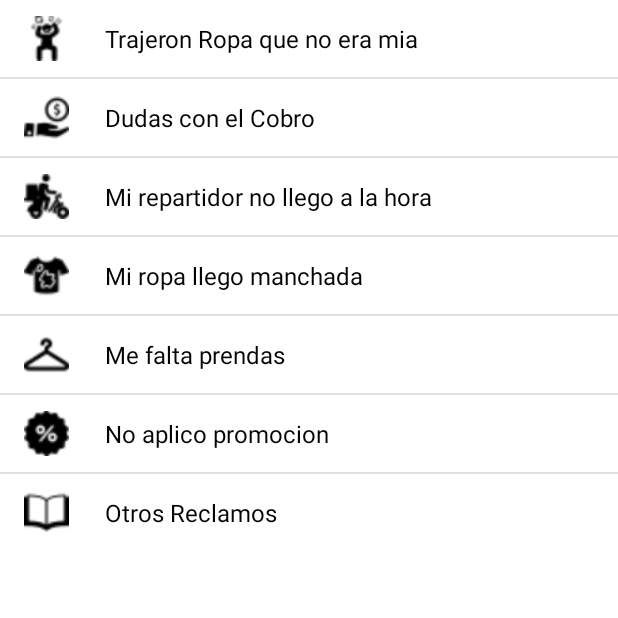
After one commit to gpillaca91/ProyectoAndroid_Lavanderia_UPC, an Android app: the fragment ReclamoFragment shown on its own in the app's theme, on a phone screen of 412 x 824 dp, the top half of it. The commit adds this screen. Run offline under Robolectric (Android 15) with nearby library versions, the phone set to English and light mode, and no system bars.

Commit message:
Se agreado-LISTA RECLAMOS

```diff
--- a/app/src/main/java/com/example/proyectolavanderia/MainActivity.java
+++ b/app/src/main/java/com/example/proyectolavanderia/MainActivity.java
@@ -45,7 +45,7 @@ public class MainActivity extends AppCompatActivity {
         // menu should be considered as top level destinations.
         mAppBarConfiguration = new AppBarConfiguration.Builder(
                 R.id.nav_home, R.id.nav_gallery, R.id.nav_slideshow,
-                R.id.nav_tools, R.id.nav_share, R.id.nav_send)
+                R.id.nav_tools,R.id.nav_reclamo, R.id.nav_share, R.id.nav_send)
                 .setDrawerLayout(drawer)
                 .build();
         NavController navController = Navigation.findNavController(this, R.id.nav_host_fragment);
--- a/app/src/main/java/com/example/proyectolavanderia/data/LoginDataSource.java
+++ b/app/src/main/java/com/example/proyectolavanderia/data/LoginDataSource.java
@@ -16,7 +16,7 @@ public class LoginDataSource {
             LoggedInUser fakeUser =
                     new LoggedInUser(
                             java.util.UUID.randomUUID().toString(),
-                            "Jane Doe");
+                            "Gianmaco Pillaca");
             return new Result.Success<>(fakeUser);
         } catch (Exception e) {
             return new Result.Error(new IOException("Error logging in", e));
--- /dev/null
+++ b/app/src/main/java/com/example/proyectolavanderia/ui/reclamo/ListViewAdapter.java
@@ -0,0 +1,61 @@
+package com.example.proyectolavanderia.ui.reclamo;
+import android.content.Context;
+import android.view.LayoutInflater;
+import android.view.View;
+import android.view.ViewGroup;
+import android.widget.BaseAdapter;
+import android.widget.ImageView;
+import android.widget.TextView;
+
+import com.example.proyectolavanderia.R;
+
+public class ListViewAdapter extends BaseAdapter {
+    // Declare Variables
+    Context context;
+    String[] titulos;
+    int[] imagenes;
+    LayoutInflater inflater;
+
+    public ListViewAdapter(Context context, String[] titulos, int[] imagenes) {
+        this.context = context;
+        this.titulos = titulos;
+        this.imagenes = imagenes;
+    }
+
+    @Override
+    public int getCount() {
+        return titulos.length;
+    }
+
+    @Override
+    public Object getItem(int position) {
+        return null;
+    }
+
+    @Override
+    public long getItemId(int position) {
+        return 0;
+    }
+
+    public View getView(int position, View convertView, ViewGroup parent) {
+
+        // Declare Variables
+        TextView txtTitulo;
+        ImageView imgImg;
+
+        //http://developer.android.com/intl/es/reference/android/view/LayoutInflater.html
+        inflater = (LayoutInflater) context.getSystemService(Context.LAYOUT_INFLATER_SERVICE);
+
+        View itemView = inflater.inflate(R.layout.lista_row , parent, false);
+
+        // Locate the TextViews in listview_item.xml
+        txtTitulo = (TextView) itemView.findViewById(R.id.list_row_title);
+        imgImg = (ImageView) itemView.findViewById(R.id.list_row_image);
+
+        // Capture position and set to the TextViews
+        txtTitulo.setText(titulos[position]);
+        imgImg.setImageResource(imagenes[position]);
+
+        return itemView;
+    }
+}
--- /dev/null
+++ b/app/src/main/java/com/example/proyectolavanderia/ui/reclamo/ReclamoFragment.java
@@ -0,0 +1,84 @@
+package com.example.proyectolavanderia.ui.reclamo;
+
+import androidx.lifecycle.ViewModelProviders;
+
+import android.os.Bundle;
+
+import androidx.annotation.NonNull;
+import androidx.annotation.Nullable;
+import androidx.fragment.app.Fragment;
+import androidx.recyclerview.widget.LinearLayoutManager;
+
+import android.util.Log;
+import android.view.LayoutInflater;
+import android.view.View;
+import android.view.ViewGroup;
+import android.widget.AdapterView;
+import android.widget.ArrayAdapter;
+import android.widget.LinearLayout;
+import android.widget.ListView;
+import android.widget.Toast;
+
+import com.example.proyectolavanderia.R;
+
+import java.util.ArrayList;
+
+public class ReclamoFragment extends Fragment {
+
+    private ReclamofragmentViewModel mViewModel;
+
+    public static ReclamoFragment newInstance() {
+        return new ReclamoFragment();
+    }
+
+    ListView listaReclamos;
+    ListViewAdapter adapter;
+
+
+    @Override
+    public View onCreateView(@NonNull LayoutInflater inflater, @Nullable ViewGroup container,
+                             @Nullable Bundle savedInstanceState) {
+        View vista = inflater.inflate(R.layout.fragment_reclamo, container, false);
+
+
+        String[] titulo = new String[]{
+                "Trajeron Ropa que no era mia",
+                "Dudas con el Cobro",
+                "Mi repartidor no llego a la hora",
+                "Mi ropa llego manchada",
+                "Me falta prendas",
+                "No aplico promocion",
+                "Otros Reclamos",
+        };
+
+        int[] imagenes = {
+                R.drawable.hombreenojado,
+                R.drawable.dardinero,
+                R.drawable.motocicleta,
+                R.drawable.ropasucia,
+                R.drawable.perchaderopa,
+                R.drawable.porcentaje,
+                R.drawable.libroabierto
+        };
+        listaReclamos = (ListView) vista.findViewById(R.id.listaReclamos);
+        adapter = new ListViewAdapter(getActivity(), titulo , imagenes);
+        listaReclamos.setAdapter(adapter);
+
+        listaReclamos.setOnItemClickListener(new AdapterView.OnItemClickListener() {
+            @Override
+            public void onItemClick(AdapterView adapterView, View view, int i, long l) {
+                Toast.makeText(getContext(), "presiono " + i   , Toast.LENGTH_SHORT).show();
+            }
+        });
+        return vista;
+
+    }
+
+    @Override
+    public void onActivityCreated(@Nullable Bundle savedInstanceState) {
+        super.onActivityCreated(savedInstanceState);
+        mViewModel = ViewModelProviders.of(this).get(ReclamofragmentViewModel.class);
+        // TODO: Use the ViewModel
+    }
+
+}
--- /dev/null
+++ b/app/src/main/java/com/example/proyectolavanderia/ui/reclamo/ReclamofragmentViewModel.java
@@ -0,0 +1,7 @@
+package com.example.proyectolavanderia.ui.reclamo;
+
+import androidx.lifecycle.ViewModel;
+
+public class ReclamofragmentViewModel extends ViewModel {
+    // TODO: Implement the ViewModel
+}
--- /dev/null
+++ b/app/src/main/res/layout/fragment_reclamo.xml
@@ -0,0 +1,17 @@
+<?xml version="1.0" encoding="utf-8"?>
+
+<LinearLayout xmlns:android="http://schemas.android.com/apk/res/android"
+    android:id="@+id/linearLayout"
+    android:layout_width="match_parent"
+    android:layout_height="wrap_content"
+    android:orientation="vertical">
+
+
+    <ListView
+        android:id="@+id/listaReclamos"
+        android:layout_width="match_parent"
+        android:layout_height="wrap_content"
+        android:layout_weight="1"
+        android:cacheColorHint="#00851E1E"></ListView>
+
+</LinearLayout>
--- /dev/null
+++ b/app/src/main/res/layout/lista_row.xml
@@ -0,0 +1,40 @@
+<?xml version="1.0" encoding="utf-8"?>
+<RelativeLayout xmlns:android="http://schemas.android.com/apk/res/android"
+    android:layout_width="match_parent"
+    android:layout_height="wrap_content"
+    android:layout_marginTop="5dp"
+    android:orientation="vertical"
+    android:padding="7dip" >
+
+    <!--  listrow  -->
+    <LinearLayout android:id="@+id/thumbnail"
+        android:layout_width="wrap_content"
+        android:layout_height="wrap_content"
+        android:padding="3dip"
+        android:layout_alignParentLeft="true"
+
+        android:layout_marginRight="5dip">
+
+        <ImageView
+            android:id="@+id/list_row_image"
+            android:layout_marginLeft="5dp"
+            android:layout_width="30dip"
+            android:layout_height="30dip"
+            android:src="@drawable/googlemas"/>
+
+    </LinearLayout>
+
+    <!-- titulo de la categoria -->
+    <TextView
+        android:id="@+id/list_row_title"
+        android:layout_width="match_parent"
+        android:layout_height="wrap_content"
+        android:layout_marginLeft="15dp"
+        android:text="title"
+        android:textColor="#040404"
+        android:typeface="sans"
+        android:textSize="16dp"
+        android:layout_centerVertical="true"
+        android:layout_toRightOf="@+id/thumbnail" />
+
+</RelativeLayout>
--- a/app/src/main/res/menu/activity_main_drawer.xml
+++ b/app/src/main/res/menu/activity_main_drawer.xml
@@ -20,6 +20,10 @@
             android:id="@+id/nav_tools"
             android:icon="@drawable/ic_menu_manage"
             android:title="@string/menu_tools" />
+        <item
+            android:id="@+id/nav_reclamo"
+            android:icon="@drawable/libroabierto"
+            android:title="@string/menu_reclamo" />
     </group>
 
     <item android:title="Communicate">
--- a/app/src/main/res/navigation/mobile_navigation.xml
+++ b/app/src/main/res/navigation/mobile_navigation.xml
@@ -28,6 +28,11 @@
         android:name="com.example.proyectolavanderia.ui.tools.ToolsFragment"
         android:label="@string/menu_tools"
         tools:layout="@layout/fragment_tools" />
+    <fragment
+        android:id="@+id/nav_reclamo"
+        android:name="com.example.proyectolavanderia.ui.reclamo.ReclamoFragment"
+        android:label="@string/menu_reclamo"
+        tools:layout="@layout/fragment_reclamo" />
 
     <fragment
         android:id="@+id/nav_share"
--- a/app/src/main/res/values/strings.xml
+++ b/app/src/main/res/values/strings.xml
@@ -11,6 +11,7 @@
     <string name="menu_gallery">Gallery</string>
     <string name="menu_slideshow">Slideshow</string>
     <string name="menu_tools">Tools</string>
+    <string name="menu_reclamo">Reclamos</string>
     <string name="menu_share">Share</string>
     <string name="menu_send">Send</string>
 
```
Also changed, not shown: app/src/main/res/drawable/dardinero.png (added), app/src/main/res/drawable/hombreenojado.png (added), app/src/main/res/drawable/libroabierto.png (added), app/src/main/res/drawable/motocicleta.png (added), app/src/main/res/drawable/perchaderopa.png (added), app/src/main/res/drawable/porcentaje.png (added), app/src/main/res/drawable/ropasucia.png (added).
